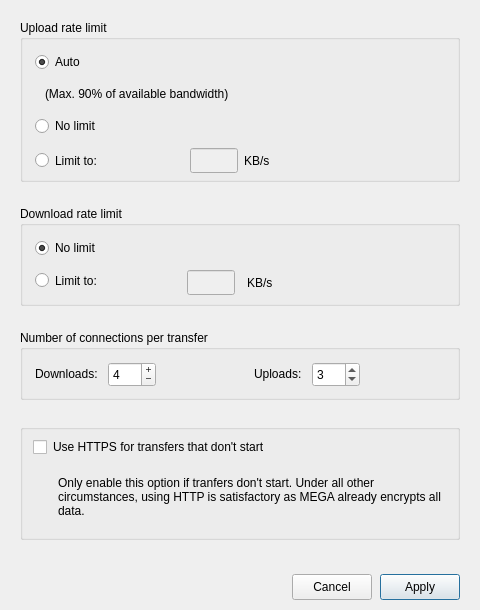
Above: src/MEGASync/gui/ui/BandwidthSettings.ui from meganz/MEGAsync before the change. Below: the same form after it.
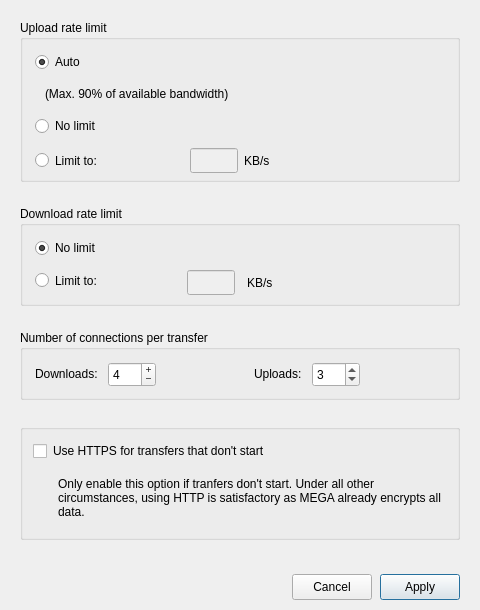
That is the form after the change.

Commit message: SNC-5064: Fix bandwidth spacing for use https groupbox

Diff of the .ui file:
```diff
--- a/src/MEGASync/gui/ui/BandwidthSettings.ui
+++ b/src/MEGASync/gui/ui/BandwidthSettings.ui
@@ -645,7 +645,7 @@
        <number>12</number>
       </property>
       <property name="topMargin">
-       <number>5</number>
+       <number>12</number>
       </property>
       <property name="rightMargin">
        <number>12</number>
```
